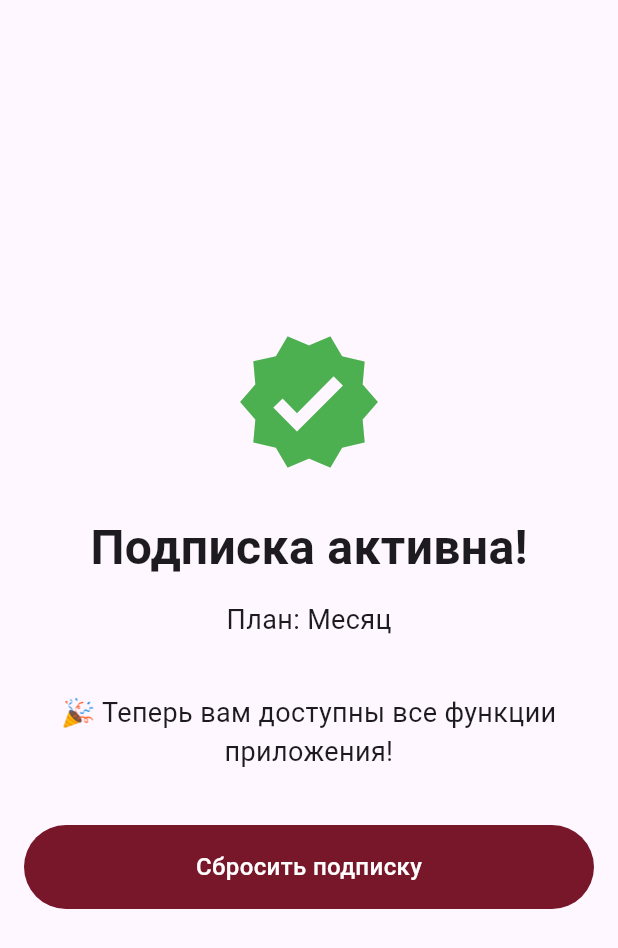
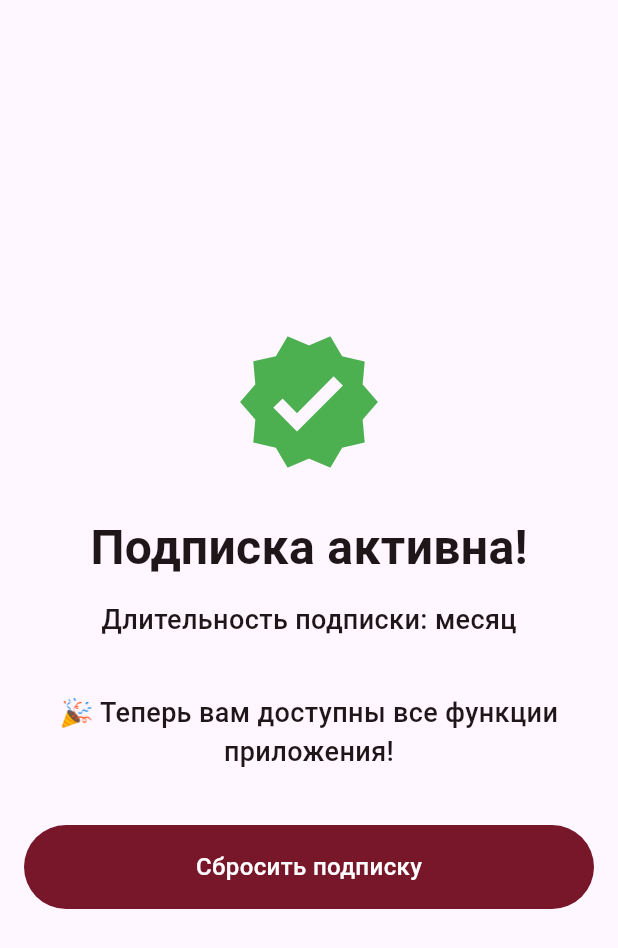
Before and after one commit to markowskyyy/test_paywall_app, a Flutter app: the MainScreen screen opened by its route, on a phone screen of 412 x 824 dp. Shown: the top 948 px of the screen. Run offline on Flutter 3.47's test engine with Material 3 defaults, Android fonts, the phone set to English and light mode, and no system bars; our stand-ins replace flutter_riverpod, flutter_svg, go_router, shared_preferences; accounts and stored records are empty.

Commit message:
update main screen layout

```diff
--- a/lib/design.dart
+++ b/lib/design.dart
@@ -40,6 +40,12 @@ class AppGradients {
 }
 
 
+const TextStyle bLargeTitleTextStyle = TextStyle(
+  color: Colors.white,
+  fontSize: 32,
+  fontWeight: FontWeight.bold,
+);
+
 const TextStyle bTitleTextStyle = TextStyle(
   color: Colors.white,
   fontSize: 24,
--- a/lib/domain/entities/subscription_plan_type.dart
+++ b/lib/domain/entities/subscription_plan_type.dart
@@ -23,6 +23,8 @@ enum SubscriptionPlanType {
       return null;
     }
   }
+
+  String get displayNameLover => displayName.toLowerCase();
 
   double get discountPercentage {
     if (this == yearly) {
--- a/lib/presentation/screens/main_screen.dart
+++ b/lib/presentation/screens/main_screen.dart
@@ -1,6 +1,7 @@
 import 'package:flutter/material.dart';
 import 'package:flutter_riverpod/flutter_riverpod.dart';
 import 'package:go_router/go_router.dart';
+import 'package:test_paywall_app/design.dart';
 import 'package:test_paywall_app/presentation/providers/subscription_providers.dart';
 import 'package:test_paywall_app/presentation/ui_kit/ui_kit.dart';
 
@@ -31,23 +32,20 @@ class MainScreen extends ConsumerWidget {
                 color: Colors.green,
               ),
               const Gap(24),
-              const Text(
+              Text(
                 'Подписка активна!',
-                style: TextStyle(
-                  fontSize: 32,
-                  fontWeight: FontWeight.bold,
-                ),
+                style: bLargeTitleTextStyle.copyWith(color: AppColors.black)
               ),
               const Gap(12),
               if (subscription?.planType != null)
                 Text(
-                  'План: ${subscription!.planType!.displayName}',
-                  style: const TextStyle(fontSize: 18),
+                  'Длительность подписки: ${subscription!.planType.displayNameLover}',
+                  style: nSubtitleTextStyle.copyWith(color: AppColors.black),
                 ),
               const Gap(36),
-              const Text(
+              Text(
                 '🎉 Теперь вам доступны все функции приложения!',
-                style: TextStyle(fontSize: 18),
+                style: nSubtitleTextStyle.copyWith(color: AppColors.black),
                 textAlign: TextAlign.center,
               ),
               const Gap(36),
```
Also changed, not shown: lib/main.dart (+11 -2 lines), lib/presentation/routes/app_router.dart (+8 -2 lines), 1 other file.
